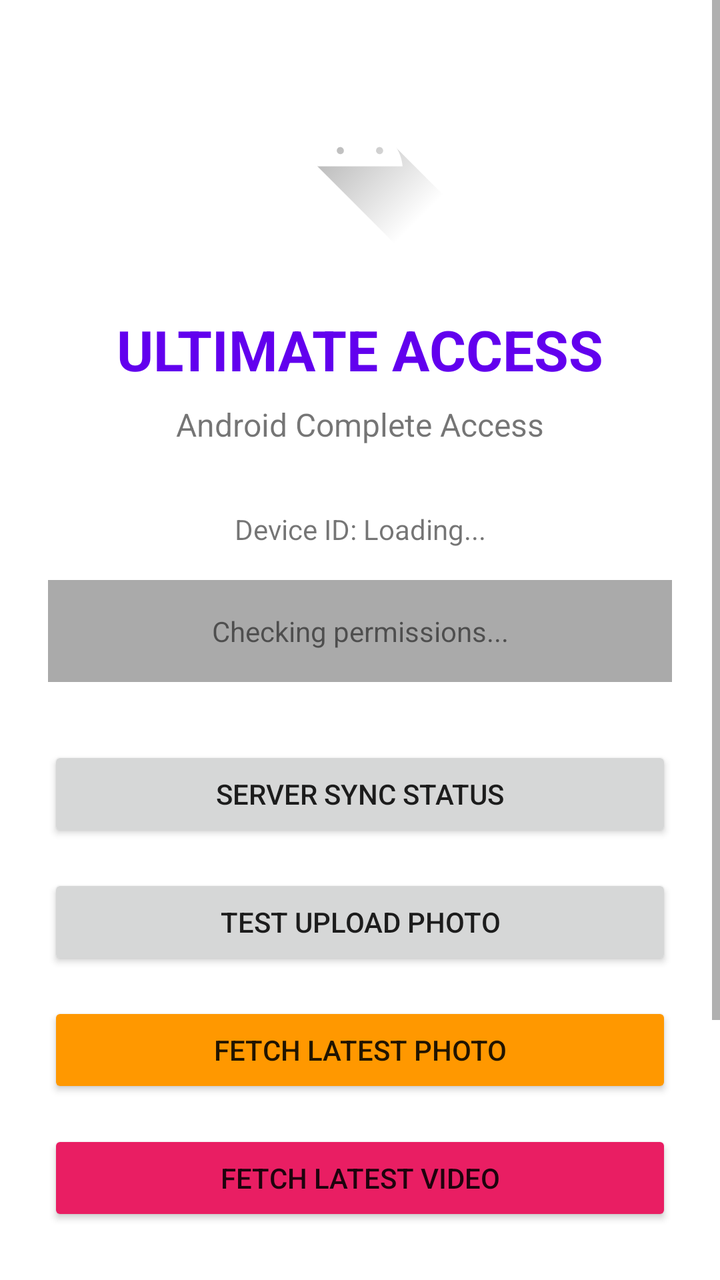
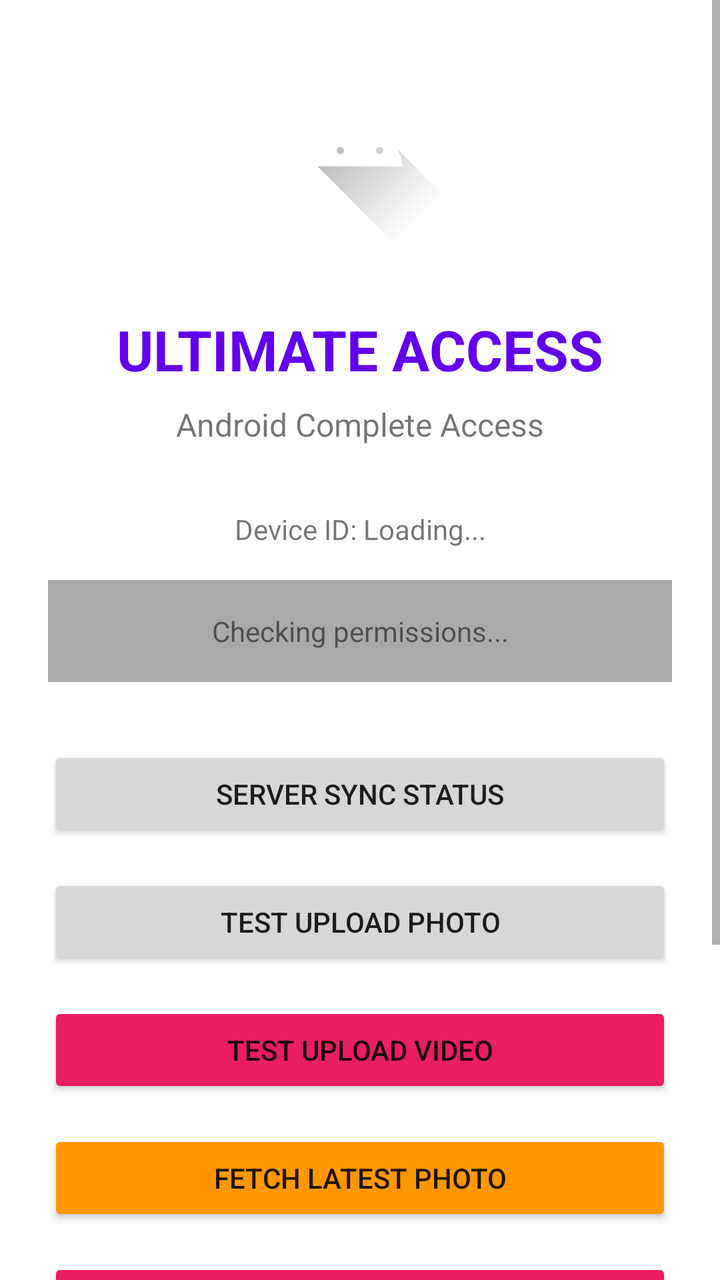

Screens rendered from an Android XML layout before and after an edit, with the pre-edit source and the edit as a unified diff.
<!-- AndroidManifest.xml: application theme AppTheme -->
<!-- res/layout/activity_main.xml -->
<?xml version="1.0" encoding="utf-8"?>
<ScrollView xmlns:android="http://schemas.android.com/apk/res/android"
    android:layout_width="match_parent"
    android:layout_height="match_parent">

    <LinearLayout
        android:layout_width="match_parent"
        android:layout_height="wrap_content"
        android:orientation="vertical"
        android:gravity="center"
        android:padding="24dp">

        <ImageView
            android:layout_width="100dp"
            android:layout_height="100dp"
            android:src="@drawable/ic_launcher_foreground"
            android:layout_marginBottom="32dp"/>

        <TextView
            android:layout_width="wrap_content"
            android:layout_height="wrap_content"
            android:text="ULTIMATE ACCESS"
            android:textSize="28sp"
            android:textStyle="bold"
            android:textColor="#6200EE"
            android:layout_marginBottom="8dp"/>

        <TextView
            android:layout_width="wrap_content"
            android:layout_height="wrap_content"
            android:text="Android Complete Access"
            android:textSize="16sp"
            android:layout_marginBottom="32dp"/>

        <TextView
            android:id="@+id/tv_device_id"
            android:layout_width="match_parent"
            android:layout_height="wrap_content"
            android:text="Device ID: Loading..."
            android:gravity="center"
            android:layout_marginBottom="16dp"/>

        <TextView
            android:id="@+id/tv_status"
            android:layout_width="match_parent"
            android:layout_height="wrap_content"
            android:text="Checking permissions..."
            android:gravity="center"
            android:padding="16dp"
            android:background="@android:color/darker_gray"
            android:layout_marginBottom="32dp"/>

        
        <Button
            android:id="@+id/btn_server_sync"
            android:layout_width="match_parent"
            android:layout_height="wrap_content"
            android:text="Server Sync Status"
            android:layout_marginBottom="16dp"/>

        
        <Button
            android:id="@+id/btn_test_upload"
            android:layout_width="match_parent"
            android:layout_height="wrap_content"
            android:text="TEST UPLOAD PHOTO"
            android:layout_marginBottom="16dp"/>

        
        <Button
            android:id="@+id/btn_fetch_photo"
            android:layout_width="match_parent"
            android:layout_height="wrap_content"
            android:text="FETCH LATEST PHOTO"
            android:backgroundTint="#FF9800"
            android:layout_marginBottom="16dp"/>

        
        <Button
            android:id="@+id/btn_fetch_video"
            android:layout_width="match_parent"
            android:layout_height="wrap_content"
            android:text="FETCH LATEST VIDEO"
            android:backgroundTint="#E91E63"
            android:layout_marginBottom="16dp"/>

        
        <TextView
            android:layout_width="match_parent"
            android:layout_height="wrap_content"
            android:text="Latest Photo:"
            android:textStyle="bold"
            android:layout_marginTop="16dp"
            android:layout_marginBottom="8dp"/>

        <ImageView
            android:id="@+id/iv_photo"
            android:layout_width="match_parent"
            android:layout_height="200dp"
            android:scaleType="centerCrop"
            android:background="@android:color/darker_gray"
            android:visibility="gone"/>

        
        <TextView
            android:layout_width="match_parent"
            android:layout_height="wrap_content"
            android:text="Latest Video:"
            android:textStyle="bold"
            android:layout_marginTop="16dp"
            android:layout_marginBottom="8dp"/>

        <VideoView
            android:id="@+id/vv_video"
            android:layout_width="match_parent"
            android:layout_height="200dp"
            android:background="@android:color/darker_gray"
            android:visibility="gone"/>

        
        <Button
            android:id="@+id/btn_exit"
            android:layout_width="match_parent"
            android:layout_height="wrap_content"
            android:text="Exit App"
            android:layout_marginTop="16dp"/>

    </LinearLayout>
</ScrollView>
<!-- resources referenced by this layout -->
<resources>
  <!-- drawable ic_launcher_foreground (drawable) -->
  <vector xmlns:android="http://schemas.android.com/apk/res/android"
      xmlns:aapt="http://schemas.android.com/aapt"
      android:width="108dp"
      android:height="108dp"
      android:viewportWidth="108"
      android:viewportHeight="108">
      <path android:pathData="M31,63.928c0,0 6.4,-11 12.1,-13.1c7.2,-2.6 26,-1.4 26,-1.4l38.1,38.1L107,108.928l-32,-1L31,63.928z">
          <aapt:attr name="android:fillColor">
              <gradient
                  android:endX="85.84757"
                  android:endY="92.4963"
                  android:startX="42.9492"
                  android:startY="49.59793"
                  android:type="linear">
                  <item
                      android:color="#44000000"
                      android:offset="0.0" />
                  <item
                      android:color="#00000000"
                      android:offset="1.0" />
              </gradient>
          </aapt:attr>
      </path>
      <path
          android:fillColor="#FFFFFF"
          android:fillType="nonZero"
          android:pathData="M65.3,45.828l3.8,-6.6c0.2,-0.4 0.1,-0.9 -0.3,-1.1c-0.4,-0.2 -0.9,-0.1 -1.1,0.3l-3.9,6.7c-6.3,-2.8 -13.4,-2.8 -19.7,0l-3.9,-6.7c-0.2,-0.4 -0.7,-0.5 -1.1,-0.3C38.8,38.328 38.7,38.828 38.9,39.228l3.8,6.6C36.2,49.428 31.7,56.028 31,63.928h46C76.3,56.028 71.8,49.428 65.3,45.828zM43.4,57.328c-0.8,0 -1.5,-0.5 -1.8,-1.2c-0.3,-0.7 -0.1,-1.5 0.4,-2.1c0.5,-0.5 1.4,-0.7 2.1,-0.4c0.7,0.3 1.2,1 1.2,1.8C45.3,56.528 44.5,57.328 43.4,57.328L43.4,57.328zM64.6,57.328c-0.8,0 -1.5,-0.5 -1.8,-1.2s-0.1,-1.5 0.4,-2.1c0.5,-0.5 1.4,-0.7 2.1,-0.4c0.7,0.3 1.2,1 1.2,1.8C66.5,56.528 65.6,57.328 64.6,57.328L64.6,57.328z"
          android:strokeWidth="1"
          android:strokeColor="#00000000" />
  </vector>
  <style name="AppTheme" parent="Theme.MaterialComponents.DayNight.NoActionBar">
          <item name="colorPrimary">#6200EE</item>
          <item name="colorPrimaryVariant">#3700B3</item>
          <item name="colorOnPrimary">#FFFFFF</item>
          <item name="android:windowBackground">#FFFFFF</item>
      </style>
</resources>

<!-- the commit's change to res/layout/activity_main.xml (unified diff, before → after) -->
@@ -68,6 +68,15 @@
 
         
         <Button
+            android:id="@+id/btn_test_video_upload"
+            android:layout_width="match_parent"
+            android:layout_height="wrap_content"
+            android:text="TEST UPLOAD VIDEO"
+            android:backgroundTint="#E91E63"
+            android:layout_marginBottom="16dp"/>
+
+        
+        <Button
             android:id="@+id/btn_fetch_photo"
             android:layout_width="match_parent"
             android:layout_height="wrap_content"
